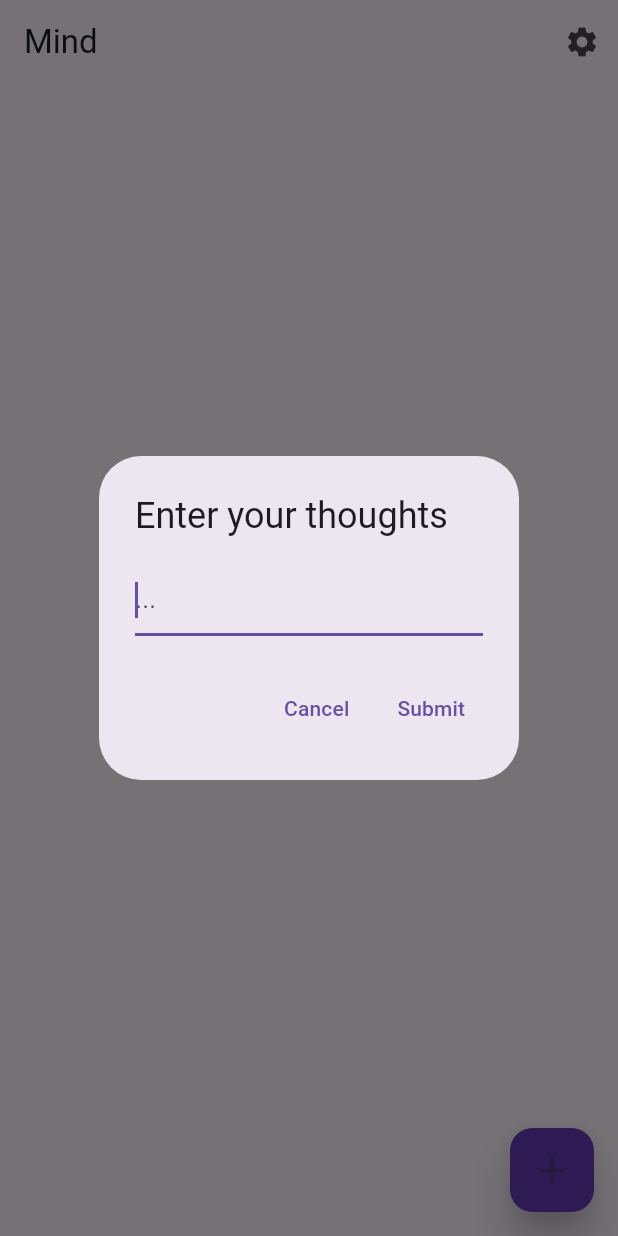
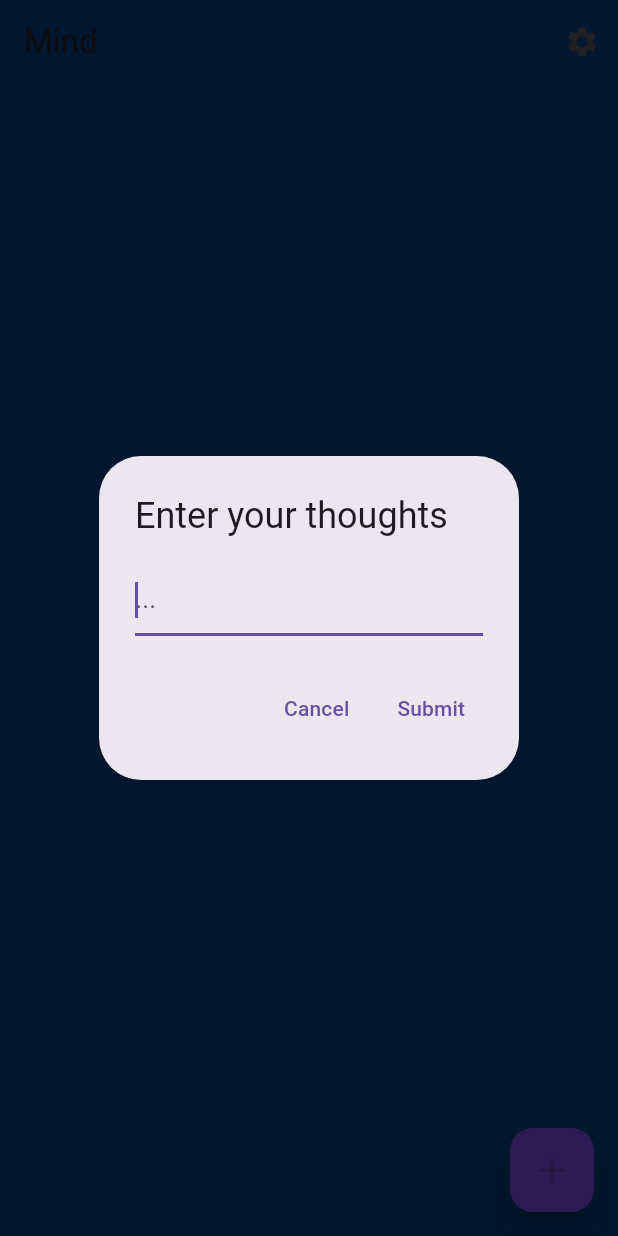
Before and after one commit to Jakob37/Mind-in-Flutter, a Flutter app: the screen it shows after launch, after a tap on the "add" icon, on a phone screen of 412 x 824 dp. Run offline on Flutter 3.47's test engine with Material 3 defaults, Android fonts, the phone set to English and light mode, and no system bars; our stand-ins replace shared_preferences; generated files the repository leaves out were written again.

Commit message:
Refactor and updated background color

```diff
--- a/lib/src/app.dart
+++ b/lib/src/app.dart
@@ -2,8 +2,8 @@ import 'package:flutter/material.dart';
 import 'package:flutter_gen/gen_l10n/app_localizations.dart';
 import 'package:flutter_localizations/flutter_localizations.dart';
 
-import 'sample_feature/sample_item_details_view.dart';
-import 'sample_feature/sample_item_list_view.dart';
+import 'views/sample_item_details_view.dart';
+import 'views/sample_item_list_view.dart';
 import 'settings/settings_controller.dart';
 import 'settings/settings_view.dart';
 
@@ -18,23 +18,11 @@ class MyApp extends StatelessWidget {
 
   @override
   Widget build(BuildContext context) {
-    // Glue the SettingsController to the MaterialApp.
-    //
-    // The ListenableBuilder Widget listens to the SettingsController for changes.
-    // Whenever the user updates their settings, the MaterialApp is rebuilt.
     return ListenableBuilder(
       listenable: settingsController,
       builder: (BuildContext context, Widget? child) {
         return MaterialApp(
-          // Providing a restorationScopeId allows the Navigator built by the
-          // MaterialApp to restore the navigation stack when a user leaves and
-          // returns to the app after it has been killed while running in the
-          // background.
           restorationScopeId: 'app',
-
-          // Provide the generated AppLocalizations to the MaterialApp. This
-          // allows descendant Widgets to display the correct translations
-          // depending on the user's locale.
           localizationsDelegates: const [
             AppLocalizations.delegate,
             GlobalMaterialLocalizations.delegate,
@@ -42,7 +30,7 @@ class MyApp extends StatelessWidget {
             GlobalCupertinoLocalizations.delegate,
           ],
           supportedLocales: const [
-            Locale('en', ''), // English, no country code
+            Locale('en', ''),
           ],
 
           // Use AppLocalizations to configure the correct application title
@@ -56,8 +44,12 @@ class MyApp extends StatelessWidget {
           // Define a light and dark color theme. Then, read the user's
           // preferred ThemeMode (light, dark, or system default) from the
           // SettingsController to display the correct theme.
-          theme: ThemeData(),
-          darkTheme: ThemeData.dark(),
+          theme: ThemeData(
+              scaffoldBackgroundColor: const Color(0xFF003366),
+              appBarTheme: const AppBarTheme(color: Color(0xFF003366))),
+          darkTheme: ThemeData.dark().copyWith(
+              scaffoldBackgroundColor: const Color(0xFF003366),
+              appBarTheme: const AppBarTheme(color: Color(0xFF003366))),
           themeMode: settingsController.themeMode,
 
           // Define a function to handle named routes in order to support
--- /dev/null
+++ b/lib/src/ui/input_modal.dart
@@ -0,0 +1,50 @@
+import 'package:flutter/material.dart';
+
+class InputModal extends StatefulWidget {
+  final Function(String) onSubmitted;
+
+  const InputModal({Key? key, required this.onSubmitted}) : super(key: key);
+
+  @override
+  InputModalState createState() => InputModalState();
+}
+
+class InputModalState extends State<InputModal> {
+  final TextEditingController _controller = TextEditingController();
+  final FocusNode _focusNode = FocusNode();
+
+  @override
+  Widget build(BuildContext context) {
+    return AlertDialog(
+      title: const Text("Enter your thoughts"),
+      content: TextField(
+        controller: _controller,
+        decoration: const InputDecoration(hintText: "..."),
+        autofocus: true,
+        focusNode: _focusNode,
+      ),
+      actions: [
+        TextButton(
+          onPressed: () {
+            Navigator.of(context).pop();
+          },
+          child: const Text('Cancel'),
+        ),
+        TextButton(
+          onPressed: () {
+            widget.onSubmitted(_controller.text);
+            Navigator.of(context).pop();
+          },
+          child: const Text('Submit'),
+        ),
+      ],
+    );
+  }
+
+  @override
+  void dispose() {
+    _controller.dispose();
+    _focusNode.dispose();
+    super.dispose();
+  }
+}
--- a/lib/src/sample_feature/sample_item_list_view.dart
+++ b/lib/src/views/sample_item_list_view.dart
@@ -2,7 +2,8 @@ import 'package:flutter/material.dart';
 import 'package:mind_flutter/src/storage_helper.dart';
 
 import '../settings/settings_view.dart';
-import 'sample_item.dart';
+import '../sample_item.dart';
+import '../ui/input_modal.dart';
 import 'sample_item_details_view.dart';
 
 import 'package:shared_preferences/shared_preferences.dart';
@@ -88,7 +89,7 @@ class _SampleItemListViewState extends State<SampleItemListView> {
   void _showModal(BuildContext context) {
     showDialog(
       context: context,
-      builder: (BuildContext context) => _InputModal(
+      builder: (BuildContext context) => InputModal(
         onSubmitted: (value) {
           setState(() {
             _addNewItem(value);
@@ -134,52 +135,3 @@ class _SampleItemListViewState extends State<SampleItemListView> {
         'items', json.encode(items.map((x) => x.toJson()).toList()));
   }
 }
-
-class _InputModal extends StatefulWidget {
-  final Function(String) onSubmitted;
-
-  const _InputModal({Key? key, required this.onSubmitted}) : super(key: key);
-
-  @override
-  _InputModalState createState() => _InputModalState();
-}
-
-class _InputModalState extends State<_InputModal> {
-  final TextEditingController _controller = TextEditingController();
-  final FocusNode _focusNode = FocusNode();
-
-  @override
-  Widget build(BuildContext context) {
-    return AlertDialog(
-      title: const Text("Enter your thoughts"),
-      content: TextField(
-        controller: _controller,
-        decoration: const InputDecoration(hintText: "..."),
-        autofocus: true,
-        focusNode: _focusNode,
-      ),
-      actions: [
-        TextButton(
-          onPressed: () {
-            Navigator.of(context).pop();
-          },
-          child: const Text('Cancel'),
-        ),
-        TextButton(
-          onPressed: () {
-            widget.onSubmitted(_controller.text);
-            Navigator.of(context).pop();
-          },
-          child: const Text('Submit'),
-        ),
-      ],
-    );
-  }
-
-  @override
-  void dispose() {
-    _controller.dispose();
-    _focusNode.dispose();
-    super.dispose();
-  }
-}
```
Also changed, not shown: lib/src/sample_item.dart (renamed from lib/src/sample_feature/sample_item.dart), lib/src/views/sample_item_details_view.dart (renamed from lib/src/sample_feature/sample_item_details_view.dart).
